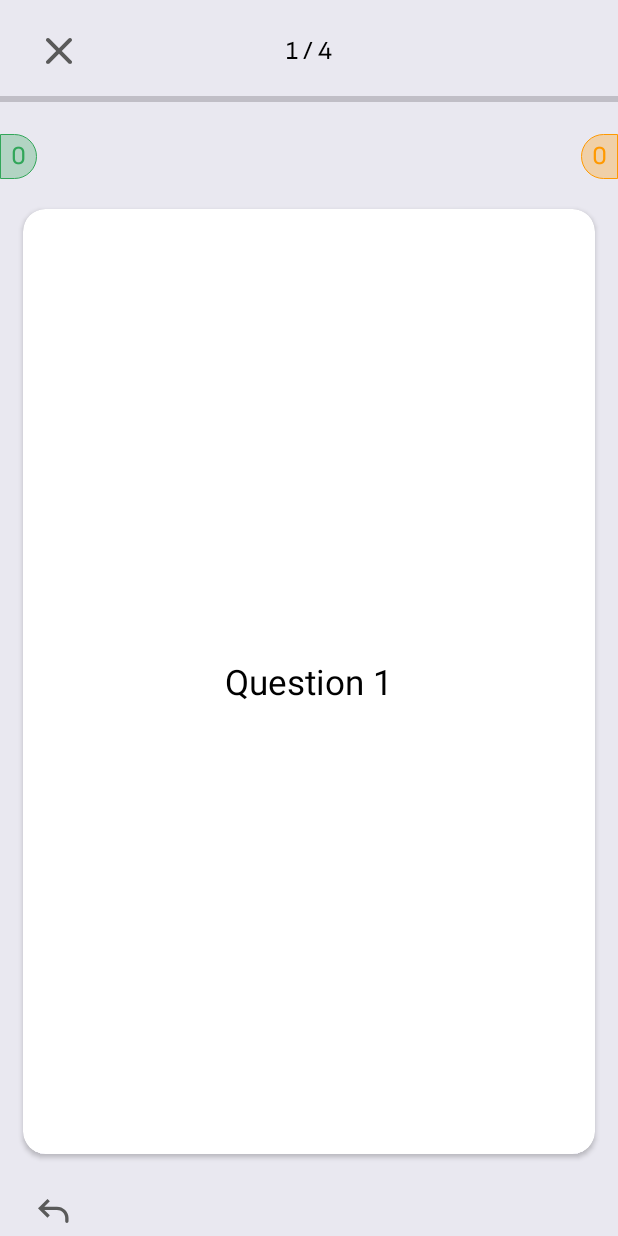
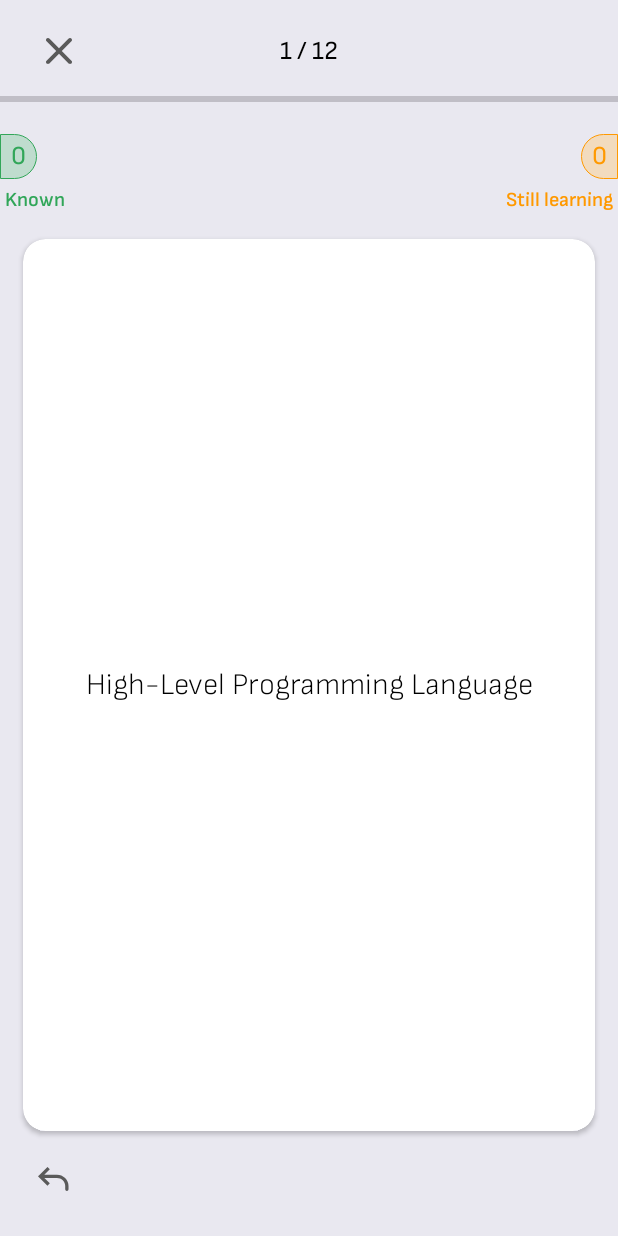
Before and after one commit to natagzn/PrepWiseMobile, an Android app: the StudyFlascardActivity screen opened directly, with no data from a screen before it, on a phone screen of 412 x 824 dp. Run offline under Robolectric (Android 15) with nearby library versions, the phone set to English and light mode, and no system bars; our stand-ins replace CircleImageView; 4 statements that could not run were skipped.

Commit message:
PS-52 Create page Result studying

```diff
--- a/PrepWise/app/src/main/AndroidManifest.xml
+++ b/PrepWise/app/src/main/AndroidManifest.xml
@@ -13,7 +13,7 @@
         android:theme="@style/Theme.PrepWise"
         tools:targetApi="31">
         <activity
-            android:name=".activities.ResultStudingActivity"
+            android:name=".activities.ResultStudyingActivity"
             android:exported="false" />
         <activity
             android:name=".activities.StudyFlascardActivity"
--- a/PrepWise/app/src/main/java/com/example/prepwise/SetListProvider.kt
+++ b/PrepWise/app/src/main/java/com/example/prepwise/SetListProvider.kt
@@ -16,7 +16,7 @@
             questions = arrayListOf(
                 Question("What is Activity?", "A component in Android", false),
                 Question("What is Fragment?", "Part of a UI", true),
-                Question("What is Fragment?", "Part of a UI", true)
+                Question("What is a variable?", "A container for data", false)
             ),
             username = "dev_junior",
             isLiked = false
--- a/PrepWise/app/src/main/java/com/example/prepwise/activities/StudyFlascardActivity.kt
+++ b/PrepWise/app/src/main/java/com/example/prepwise/activities/StudyFlascardActivity.kt
@@ -4,10 +4,11 @@
 import android.animation.AnimatorSet
 import android.animation.ObjectAnimator
 import android.annotation.SuppressLint
+import android.content.Intent
 import android.os.Bundle
-import android.util.Log
 import android.view.MotionEvent
 import android.view.View
+import android.widget.ImageView
 import android.widget.ProgressBar
 import android.widget.TextView
 import androidx.appcompat.app.AppCompatActivity
@@ -20,19 +21,16 @@
     private lateinit var flashcard: CardView
     private lateinit var flashcardText: TextView
     private lateinit var progressBar: ProgressBar
-    private lateinit var leftCountTextView: TextView
-    private lateinit var rightCountTextView: TextView
-    private lateinit var knowCountTextView: TextView
-    private lateinit var stillLearningCountTextView: TextView
+    private lateinit var leftCount: TextView
+    private lateinit var rightCount: TextView
+    private lateinit var knowCount: TextView
+    private lateinit var stillLearningCount: TextView
     private var flashcardIndex = 0
     private var showingQuestion = true
 
-    private val flashcards = listOf(
-        Question("Question 1", "Answer 1", false),
-        Question("Question 2", "Answer 2", false),
-        Question("Question 3", "Answer 3", false),
-        Question("Question 4", "Answer 4", false)
-    )
+    private var setId: Int = 0
+    private lateinit var flashcardsAll: List<Question>
+    private lateinit var flashcards: List<Question>
 
     private var learnedCount = 0
     private var learningCount = 0
@@ -44,13 +42,26 @@
         super.onCreate(savedInstanceState)
         setContentView(R.layout.activity_study_flascard)
 
+        findViewById<ImageView>(R.id.close).setOnClickListener{
+            finish()
+        }
+
+        setId = intent.getIntExtra("setId", -1)
+        val set = MainActivity.getSetById(setId)
+        if (set != null) {
+            flashcardsAll = set.questions
+            flashcards = flashcardsAll.filter { question -> !question.learned }
+        } else {
+            flashcardsAll = emptyList()
+        }
+
         flashcard = findViewById(R.id.flashcard)
         flashcardText = findViewById(R.id.question_text)
         progressBar = findViewById(R.id.progress_bar)
-        leftCountTextView = findViewById(R.id.left)
-        rightCountTextView = findViewById(R.id.right)
-        knowCountTextView = findViewById(R.id.number_of_know)
-        stillLearningCountTextView = findViewById(R.id.number_of_still_learning)
+        leftCount = findViewById(R.id.left)
+        rightCount = findViewById(R.id.right)
+        knowCount = findViewById(R.id.number_of_know)
+        stillLearningCount = findViewById(R.id.number_of_still_learning)
 
         updateFlashcard()
         updateProgress()
@@ -168,20 +179,28 @@
             showingQuestion = true
             updateFlashcard()
         }
+        else{
+            val intent = Intent(this, ResultStudyingActivity::class.java)
+            intent.putExtra("learnedCount", learnedCount)
+            intent.putExtra("learningCount", learningCount)
+            intent.putExtra("rightCount", flashcards.size)
+            startActivity(intent)
+            finish()
+        }
     }
 
     private fun updateFlashcard() {
         flashcardText.text = flashcards[flashcardIndex].content
-        leftCountTextView.text = (learningCount+learnedCount + 1).toString()
-        rightCountTextView.text = flashcards.size.toString()
+        leftCount.text = (learningCount+learnedCount + 1).toString()
+        rightCount.text = flashcards.size.toString()
     }
 
     private fun updateProgress() {
         val progress = ((learnedCount + learningCount).toDouble() / flashcards.size * 100).toInt()
 
         progressBar.progress = progress
-        knowCountTextView.text = learnedCount.toString()
-        stillLearningCountTextView.text = learningCount.toString()
+        knowCount.text = learnedCount.toString()
+        stillLearningCount.text = learningCount.toString()
     }
 
 }
--- a/PrepWise/app/src/main/java/com/example/prepwise/fragments/ViewSetFragment.kt
+++ b/PrepWise/app/src/main/java/com/example/prepwise/fragments/ViewSetFragment.kt
@@ -184,6 +184,7 @@
         val studyFlashcards: LinearLayout = view.findViewById(R.id.study_flashcards)
         studyFlashcards.setOnClickListener{
             val intent = Intent(requireActivity(), StudyFlascardActivity::class.java)
+            intent.putExtra("setId", setId)
             startActivity(intent)
         }
 
--- a/PrepWise/app/src/main/res/drawable/know_background.xml
+++ b/PrepWise/app/src/main/res/drawable/know_background.xml
@@ -8,7 +8,7 @@
         android:topLeftRadius="0dp"
         android:bottomLeftRadius="0dp" />
 
-    <solid android:color="#B2D4C3" />
+    <solid android:color="#BFDCCE" />
 
     <stroke
         android:width="0.7dp"
--- a/PrepWise/app/src/main/res/drawable/still_learning_background.xml
+++ b/PrepWise/app/src/main/res/drawable/still_learning_background.xml
@@ -8,7 +8,7 @@
         android:topLeftRadius="15dp"
         android:bottomLeftRadius="15dp" />
 
-    <solid android:color="#F0D0A8" />
+    <solid android:color="#F2DBBE" />
 
     <stroke
         android:width="0.7dp"
--- a/PrepWise/app/src/main/res/layout/activity_study_flascard.xml
+++ b/PrepWise/app/src/main/res/layout/activity_study_flascard.xml
@@ -8,19 +8,16 @@
     android:background="@color/background"
     tools:context=".activities.StudyFlascardActivity">
 
-    <LinearLayout
-        android:layout_width="match_parent"
-        android:layout_height="match_parent"
-        android:orientation="vertical">
-
     <androidx.constraintlayout.widget.ConstraintLayout
+        android:id="@+id/constraintLayout"
         android:layout_width="match_parent"
         android:layout_height="wrap_content"
         android:layout_marginHorizontal="25dp"
         android:layout_marginTop="20dp"
-            android:layout_marginBottom="10dp"
         android:gravity="center_vertical"
-            android:orientation="horizontal">
+        android:orientation="horizontal"
+        app:layout_constraintStart_toStartOf="parent"
+        app:layout_constraintTop_toTopOf="parent">
 
         <ImageView
             android:id="@+id/close"
@@ -73,15 +70,22 @@
     <ProgressBar
         android:id="@+id/progress_bar"
         style="?android:attr/progressBarStyleHorizontal"
+        android:layout_width="0dp"
+        android:layout_height="wrap_content"
+        android:layout_marginTop="10dp"
+        app:layout_constraintEnd_toEndOf="parent"
+        app:layout_constraintStart_toStartOf="parent"
+        app:layout_constraintTop_toBottomOf="@+id/constraintLayout" />
+
+    <androidx.constraintlayout.widget.ConstraintLayout
+        android:id="@+id/constraintLayout2"
         android:layout_width="match_parent"
         android:layout_height="wrap_content"
-            android:layout_marginBottom="15dp"/>
-
-        <androidx.constraintlayout.widget.ConstraintLayout
-            android:layout_width="match_parent"
-            android:layout_height="wrap_content"
-            android:layout_marginBottom="20dp"
-            android:orientation="horizontal">
+        android:layout_marginTop="15dp"
+        android:orientation="horizontal"
+        app:layout_constraintEnd_toEndOf="parent"
+        app:layout_constraintStart_toStartOf="parent"
+        app:layout_constraintTop_toBottomOf="@+id/progress_bar">
 
         <LinearLayout
             android:layout_width="wrap_content"
@@ -125,37 +129,77 @@
         </LinearLayout>
     </androidx.constraintlayout.widget.ConstraintLayout>
 
+    <androidx.constraintlayout.widget.ConstraintLayout
+        android:id="@+id/constraintLayout3"
+        android:layout_width="match_parent"
+        android:layout_height="wrap_content"
+        android:layout_marginTop="5dp"
+        app:layout_constraintStart_toStartOf="parent"
+        app:layout_constraintTop_toBottomOf="@+id/constraintLayout2">
+
+        <TextView
+            android:id="@+id/txt5"
+            style="@style/semi_bold_12"
+            android:layout_width="wrap_content"
+            android:layout_height="wrap_content"
+            android:text="@string/known"
+            android:textColor="#31A659"
+            android:layout_marginStart="3dp"
+            app:layout_constraintStart_toStartOf="parent"
+            app:layout_constraintTop_toTopOf="parent" />
+
+        <TextView
+            android:id="@+id/txt6"
+            style="@style/semi_bold_12"
+            android:layout_width="wrap_content"
+            android:layout_height="wrap_content"
+            android:text="@string/still_learning"
+            android:textColor="#FF9900"
+            android:layout_marginEnd="3dp"
+            app:layout_constraintEnd_toEndOf="parent"
+            app:layout_constraintTop_toTopOf="parent" />
+
+    </androidx.constraintlayout.widget.ConstraintLayout>
+
     <androidx.cardview.widget.CardView
         android:id="@+id/flashcard"
         android:layout_width="match_parent"
-            android:layout_height="630dp"
+        android:layout_height="0dp"
         android:layout_marginHorizontal="15dp"
-            android:layout_marginBottom="30dp"
+        android:layout_marginTop="85dp"
+        android:layout_marginBottom="70dp"
         android:background="@drawable/white_rounded_background"
         android:elevation="4dp"
         android:orientation="vertical"
+        android:paddingHorizontal="53dp"
+        android:paddingVertical="289dp"
         app:cardCornerRadius="15dp"
-            android:paddingHorizontal="53dp"
-            android:paddingVertical="289dp">
+        app:layout_constraintBottom_toBottomOf="parent"
+        app:layout_constraintTop_toBottomOf="@+id/progress_bar"
+        tools:layout_editor_absoluteX="15dp">
 
         <TextView
             android:id="@+id/question_text"
             android:layout_width="match_parent"
             android:layout_height="wrap_content"
+            android:layout_gravity="center"
+            android:layout_margin="10dp"
+            android:fontFamily="@font/light"
+            android:gravity="center"
             android:text="High-Level Programming Language"
-                android:layout_margin="10dp"
-                android:layout_gravity="center"
-                android:gravity="center"
-                android:textColor="#000000"
-                android:textSize="23sp" />
+            android:textColor="@color/black"
+            android:textSize="20sp" />
     </androidx.cardview.widget.CardView>
 
     <ImageView
         android:id="@+id/back"
         android:layout_width="wrap_content"
         android:layout_height="wrap_content"
-            android:layout_marginHorizontal="25dp"
+        android:layout_marginStart="25dp"
+        android:layout_marginBottom="30dp"
         android:scaleType="fitXY"
-            android:src="@drawable/back" />
-    </LinearLayout>
+        android:src="@drawable/back"
+        app:layout_constraintBottom_toBottomOf="parent"
+        app:layout_constraintStart_toStartOf="parent" />
+
 </androidx.constraintlayout.widget.ConstraintLayout>
--- a/PrepWise/app/src/main/res/layout/fragment_view_set.xml
+++ b/PrepWise/app/src/main/res/layout/fragment_view_set.xml
@@ -248,7 +248,7 @@
                     android:layout_width="match_parent"
                     android:layout_height="20dp"
                     android:backgroundTint="@color/gray"
-                    android:progressDrawable="@drawable/progress_bar"
+                    android:progressDrawable="@drawable/progress_bar_linear"
                     android:max="100"
                     android:maxHeight="30dp"
                     android:minHeight="30dp"
```
Also changed, not shown: PrepWise/app/src/main/java/com/example/prepwise/activities/ResultStudingActivity.kt (deleted, +0 -21 lines), PrepWise/app/src/main/java/com/example/prepwise/activities/ResultStudyingActivity.kt (added, +47 -0 lines), PrepWise/app/src/main/res/drawable/progress_bar_circular.xml (added, +20 -0 lines), PrepWise/app/src/main/res/layout/activity_result_studing.xml (deleted, +0 -10 lines), PrepWise/app/src/main/res/layout/activity_result_studying.xml (added, +208 -0 lines), PrepWise/app/src/main/res/drawable/confetti.png (added), PrepWise/app/src/main/res/drawable/progress_bar_linear.xml (renamed from PrepWise/app/src/main/res/drawable/progress_bar.xml). Lines whose indentation alone changed are shown as unchanged.
